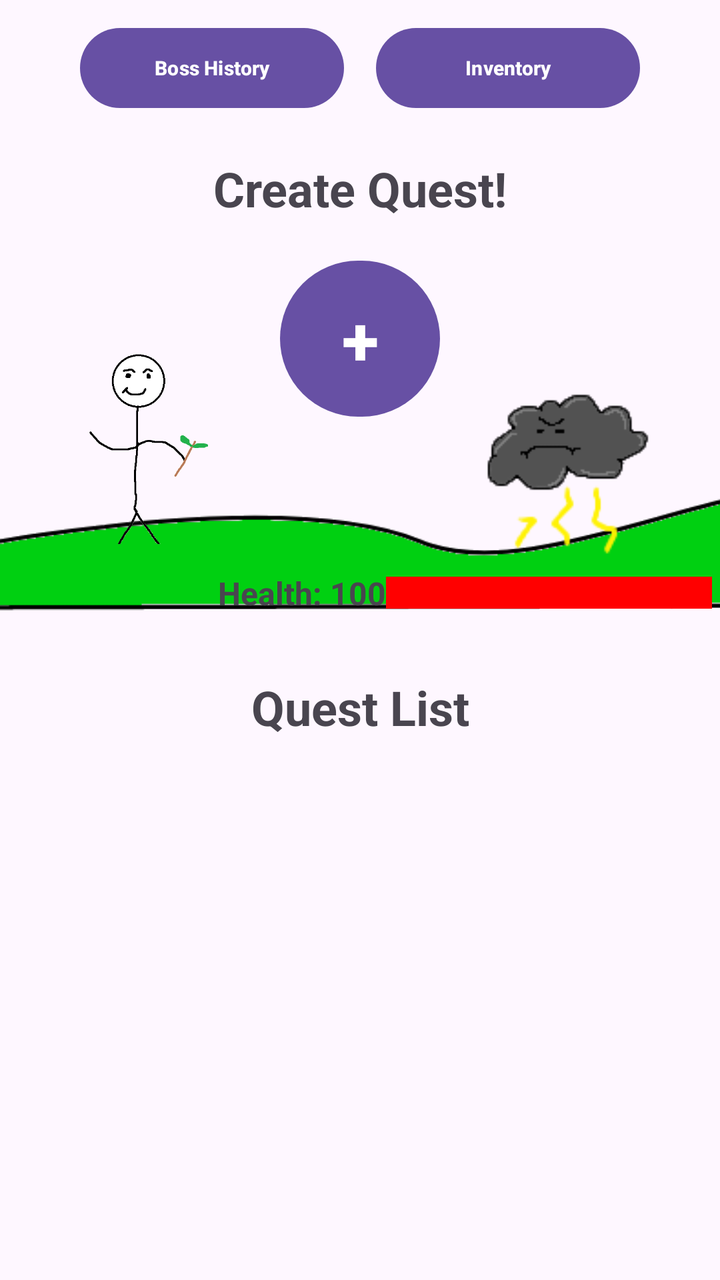
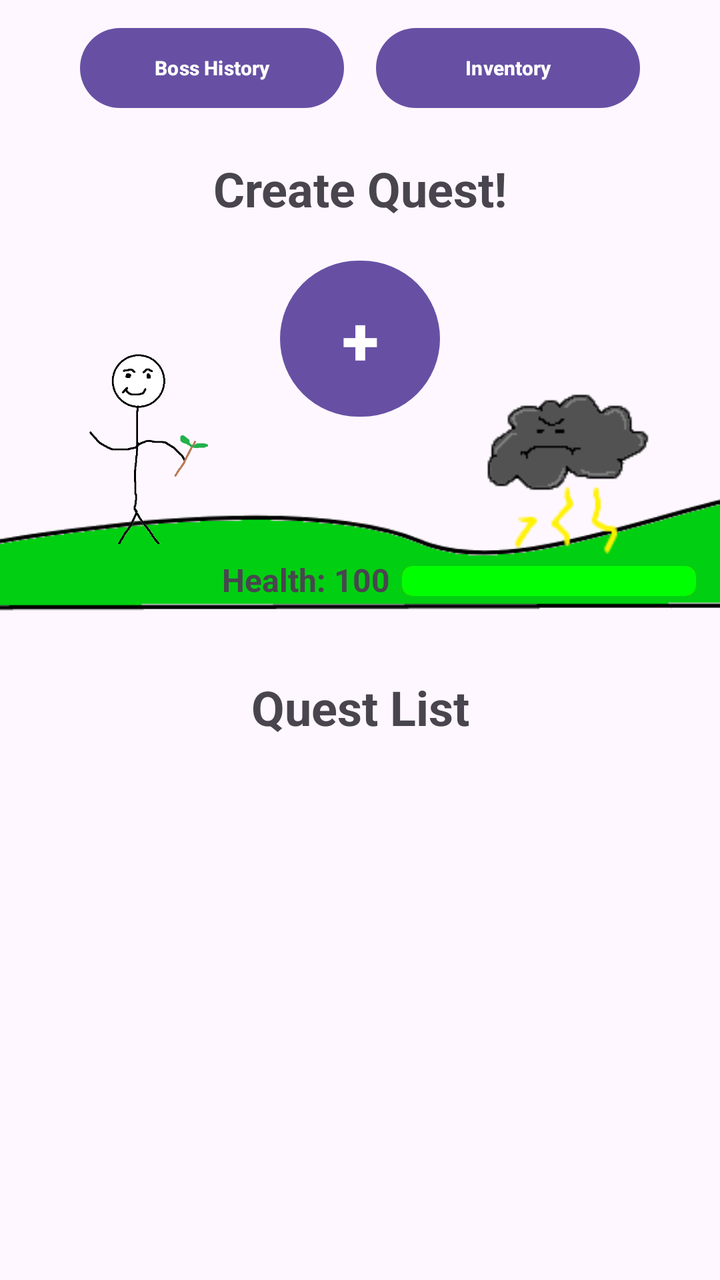

Two renders of the same Android screen: before a commit and after it. Below are the layout's source before the change and the commit's diff.
<!-- AndroidManifest.xml: application theme Theme.QuestLife -->
<!-- res/layout/activity_main.xml -->
<?xml version="1.0" encoding="utf-8"?>
<androidx.constraintlayout.widget.ConstraintLayout xmlns:android="http://schemas.android.com/apk/res/android"
    xmlns:app="http://schemas.android.com/apk/res-auto"
    xmlns:tools="http://schemas.android.com/tools"
    android:id="@+id/main"
    android:layout_width="match_parent"
    android:layout_height="match_parent"
    tools:context=".MainActivity">

    <Button
        android:id="@+id/quest"
        android:layout_width="80dp"
        android:layout_height="86dp"
        android:layout_marginTop="16dp"
        android:text="+"
        android:textAlignment="center"
        android:textSize="34sp"
        android:textStyle="bold"
        app:layout_constraintEnd_toEndOf="parent"
        app:layout_constraintStart_toStartOf="parent"
        app:layout_constraintTop_toBottomOf="@+id/textView" />

    <Button
        android:id="@+id/inventory"
        android:layout_width="132dp"
        android:layout_height="48dp"
        android:layout_marginTop="10dp"
        android:layout_marginEnd="40dp"
        android:text="Inventory"
        android:textAlignment="center"
        android:textSize="10sp"
        android:textStyle="bold"
        app:layout_constraintEnd_toEndOf="parent"
        app:layout_constraintTop_toTopOf="parent" />

    <Button
        android:id="@+id/bosshistory"
        android:layout_width="132dp"
        android:layout_height="48dp"
        android:layout_marginStart="40dp"
        android:layout_marginTop="10dp"
        android:text="Boss History"
        android:textAlignment="center"
        android:textSize="10sp"
        android:textStyle="bold"
        app:layout_constraintStart_toStartOf="parent"
        app:layout_constraintTop_toTopOf="parent" />

    <TextView
        android:id="@+id/textView"
        android:layout_width="wrap_content"
        android:layout_height="wrap_content"
        android:layout_marginTop="20dp"
        android:text="Create Quest!"
        android:textSize="24sp"
        android:textStyle="bold"
        app:layout_constraintEnd_toEndOf="parent"
        app:layout_constraintStart_toStartOf="parent"
        app:layout_constraintTop_toBottomOf="@+id/inventory" />

    <ImageView
        android:id="@+id/imageView"
        android:layout_width="428dp"
        android:layout_height="125dp"
        app:layout_constraintStart_toStartOf="parent"
        app:layout_constraintTop_toBottomOf="@+id/quest"
        app:srcCompat="@drawable/landscape" />

    <ImageView
        android:id="@+id/imageView3"
        android:layout_width="120dp"
        android:layout_height="100dp"
        android:layout_marginStart="16dp"
        android:layout_marginTop="172dp"
        app:layout_constraintStart_toStartOf="parent"
        app:layout_constraintTop_toTopOf="parent"
        app:srcCompat="@drawable/player" />

    <ImageView
        android:id="@+id/enemyImageView"
        android:layout_width="121dp"
        android:layout_height="111dp"
        android:layout_marginTop="172dp"
        android:layout_marginEnd="16dp"
        app:layout_constraintEnd_toEndOf="parent"
        app:layout_constraintTop_toTopOf="parent"
        app:srcCompat="@drawable/cloudman" />

    <LinearLayout
        android:id="@+id/healthBarContainer"
        android:layout_width="247dp"
        android:layout_height="33dp"
        android:layout_marginTop="280dp"
        android:layout_marginEnd="4dp"
        android:orientation="horizontal"
        app:layout_constraintEnd_toEndOf="parent"
        app:layout_constraintTop_toTopOf="parent">

        <TextView
            android:id="@+id/healthTextView"
            android:layout_width="wrap_content"
            android:layout_height="wrap_content"
            android:layout_gravity="center_vertical"
            android:text="Health: 100"
            android:textSize="16sp"
            android:textStyle="bold" />

        <ProgressBar
            android:id="@+id/healthProgressBar"
            style="?android:attr/progressBarStyleHorizontal"
            android:layout_width="130dp"
            android:layout_height="wrap_content"
            android:layout_gravity="center_vertical"
            android:layout_weight="1"
            android:indeterminate="false"
            android:max="100"
            android:progress="100"
            android:progressDrawable="@drawable/health_bar_drawable"/>
    </LinearLayout>

    <TextView
        android:id="@+id/textView2"
        android:layout_width="wrap_content"
        android:layout_height="wrap_content"
        android:text="Quest List"
        android:textAlignment="textStart"
        android:textSize="24sp"
        android:textStyle="bold"
        app:layout_constraintEnd_toEndOf="parent"
        app:layout_constraintStart_toStartOf="parent"
        app:layout_constraintTop_toBottomOf="@+id/imageView" />

    <ScrollView
        android:layout_width="411dp"
        android:layout_height="438dp"
        android:layout_marginTop="10dp"
        app:layout_constraintBottom_toBottomOf="parent"
        app:layout_constraintEnd_toEndOf="parent"
        app:layout_constraintStart_toStartOf="parent"
        app:layout_constraintTop_toBottomOf="@+id/textView2">

        <LinearLayout
            android:id="@+id/questContainer"
            android:layout_width="match_parent"
            android:layout_height="wrap_content"
            android:orientation="vertical" />
    </ScrollView>
</androidx.constraintlayout.widget.ConstraintLayout>
<!-- resources referenced by this layout -->
<resources>
  <!-- drawable cloudman: png bitmap (drawable, 4791 bytes) -->
  <!-- drawable health_bar_drawable (drawable) -->
  <?xml version="1.0" encoding="utf-8"?>
  <layer-list xmlns:android="http://schemas.android.com/apk/res/android">
      
      <item android:id="@android:id/background">
          <shape android:shape="rectangle">
              <solid android:color="#D3D3D3"/>
          </shape>
      </item>
      
      <item android:id="@android:id/progress">
          <shape android:shape="rectangle">
              <solid android:color="#FF0000" />
          </shape>
      </item>
  </layer-list>
  <!-- drawable landscape: png bitmap (drawable, 6272 bytes) -->
  <!-- drawable player: png bitmap (drawable, 15152 bytes) -->
  <style name="Theme.QuestLife" parent="Base.Theme.QuestLife" />
  <style name="Base.Theme.QuestLife" parent="Theme.Material3.DayNight.NoActionBar">
          
          
      </style>
</resources>

<!-- the commit's change to res/layout/activity_main.xml (unified diff, before → after) -->
@@ -88,34 +88,49 @@
 
     <LinearLayout
         android:id="@+id/healthBarContainer"
-        android:layout_width="247dp"
-        android:layout_height="33dp"
-        android:layout_marginTop="280dp"
+        android:layout_width="245dp"
+        android:layout_height="31dp"
+        android:layout_marginTop="275dp"
         android:layout_marginEnd="4dp"
         android:orientation="horizontal"
         app:layout_constraintEnd_toEndOf="parent"
         app:layout_constraintTop_toTopOf="parent">
 
-        <TextView
-            android:id="@+id/healthTextView"
-            android:layout_width="wrap_content"
-            android:layout_height="wrap_content"
-            android:layout_gravity="center_vertical"
-            android:text="Health: 100"
-            android:textSize="16sp"
-            android:textStyle="bold" />
+        <androidx.constraintlayout.widget.ConstraintLayout
+            android:layout_width="match_parent"
+            android:layout_height="match_parent">
 
-        <ProgressBar
-            android:id="@+id/healthProgressBar"
-            style="?android:attr/progressBarStyleHorizontal"
-            android:layout_width="130dp"
-            android:layout_height="wrap_content"
-            android:layout_gravity="center_vertical"
-            android:layout_weight="1"
-            android:indeterminate="false"
-            android:max="100"
-            android:progress="100"
-            android:progressDrawable="@drawable/health_bar_drawable"/>
+            <ProgressBar
+                android:id="@+id/healthProgressBar"
+                style="@style/Widget.AppCompat.ProgressBar.Horizontal"
+                android:layout_width="147dp"
+                android:layout_height="15dp"
+                android:layout_gravity="center_vertical"
+                android:layout_marginStart="90dp"
+                android:layout_marginTop="8dp"
+                android:layout_marginEnd="8dp"
+                android:layout_weight="1"
+                android:indeterminate="false"
+                android:max="100"
+                android:min="0"
+                android:progress="100"
+                android:progressDrawable="@drawable/health_bar_drawable"
+                app:layout_constraintEnd_toEndOf="parent"
+                app:layout_constraintStart_toStartOf="parent"
+                app:layout_constraintTop_toTopOf="parent" />
+
+            <TextView
+                android:id="@+id/healthTextView"
+                android:layout_width="87dp"
+                android:layout_height="27dp"
+                android:layout_gravity="center_vertical"
+                android:layout_marginTop="4dp"
+                android:text="Health: 100"
+                android:textSize="16sp"
+                android:textStyle="bold"
+                app:layout_constraintStart_toStartOf="parent"
+                app:layout_constraintTop_toTopOf="parent" />
+        </androidx.constraintlayout.widget.ConstraintLayout>
     </LinearLayout>
 
     <TextView
@@ -143,6 +158,9 @@
             android:id="@+id/questContainer"
             android:layout_width="match_parent"
             android:layout_height="wrap_content"
-            android:orientation="vertical" />
+            android:orientation="vertical" >
+
+        </LinearLayout>
     </ScrollView>
+
 </androidx.constraintlayout.widget.ConstraintLayout>
<!-- resource entries referenced after the edit -->
@@ -4,17 +4,19 @@
   <!-- drawable health_bar_drawable (drawable) -->
   <?xml version="1.0" encoding="utf-8"?>
   <layer-list xmlns:android="http://schemas.android.com/apk/res/android">
-      
       <item android:id="@android:id/background">
-          <shape android:shape="rectangle">
-              <solid android:color="#D3D3D3"/>
+          <shape>
+              <corners android:radius="5dp" />
+              <solid android:color="#ff0000" />
           </shape>
       </item>
-      
       <item android:id="@android:id/progress">
-          <shape android:shape="rectangle">
-              <solid android:color="#FF0000" />
-          </shape>
+          <clip>
+              <shape>
+                  <corners android:radius="5dp" />
+                  <solid android:color="#00ff00" />
+              </shape>
+          </clip>
       </item>
   </layer-list>
   <!-- drawable landscape: png bitmap (drawable, 6272 bytes) -->
